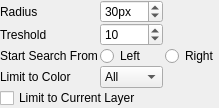
Before: the Qt Designer form krita/plugins/tools/selectiontools/kis_tool_select_magnetic_option_widget.ui in KDE/krita, drawn with Qt 5.
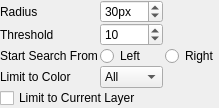
After: the same form once the commit is applied.

Commit message: typo: treshold->threshold

What changed in the file:
```diff
--- a/krita/plugins/tools/selectiontools/kis_tool_select_magnetic_option_widget.ui
+++ b/krita/plugins/tools/selectiontools/kis_tool_select_magnetic_option_widget.ui
@@ -57,7 +57,7 @@
      <item row="1" column="0">
       <widget class="QLabel" name="label">
        <property name="text">
-        <string>Treshold</string>
+        <string>Threshold</string>
        </property>
       </widget>
      </item>
```
